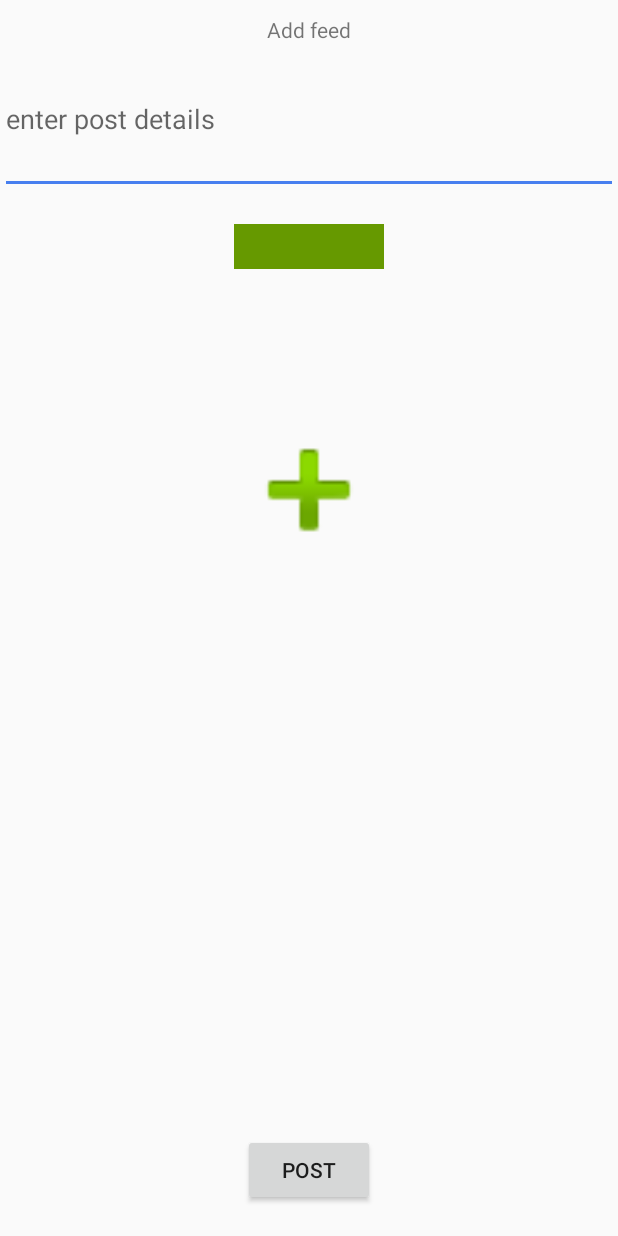
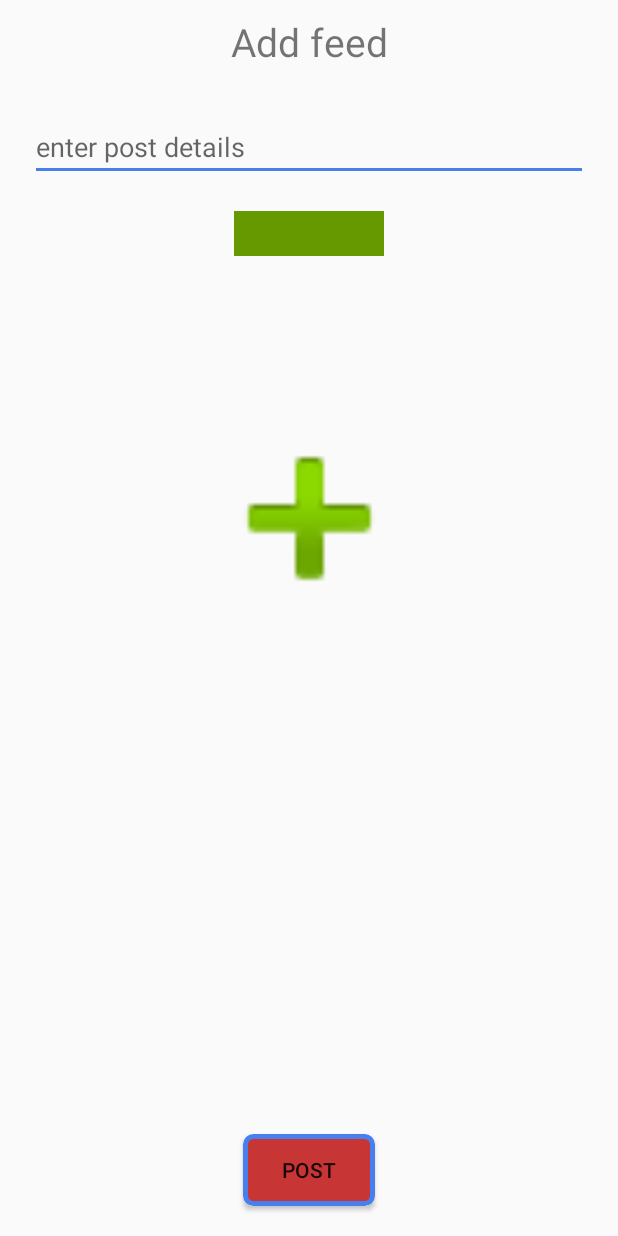
Before and after one commit to Almog-Cohen/Petbook, an Android app: the layout feed_add.xml on its own in the app's theme, with its tools: preview values and no code run, on a phone screen of 412 x 824 dp. Run offline under Robolectric (Android 15) with nearby library versions, the light colour scheme and no system bars.

Commit message:
galos 17/06

```diff
--- /dev/null
+++ b/app/src/main/res/drawable/custom_progress.xml
@@ -0,0 +1,48 @@
+<?xml version="1.0" encoding="utf-8"?>
+<layer-list xmlns:android="http://schemas.android.com/apk/res/android">
+    <item android:id="@android:id/progress"
+        android:top="16dp"
+        android:bottom="16dp">
+        <layer-list>
+            <item>
+                <rotate
+                    android:fromDegrees="45"
+                    android:pivotX="50%"
+                    android:pivotY="50%"
+                    android:toDegrees="405">
+                    <shape android:shape="rectangle">
+                        <size
+                            android:width="80dp"
+                            android:height="80dp" />
+                        <stroke
+                            android:width="5dp"
+                            android:color="@color/colorPrimaryDark" />
+                        <corners
+                            android:radius="5dp"/>
+                    </shape>
+                </rotate>
+            </item>
+
+            <item>
+                <rotate
+                    android:fromDegrees="0"
+                    android:pivotX="50%"
+                    android:pivotY="50%"
+                    android:toDegrees="540">
+                    <shape android:shape="rectangle">
+                        <size
+                            android:width="80dp"
+                            android:height="80dp" />
+                        <stroke
+                            android:width="6dp"
+                            android:color="@color/colorAccent" />
+                        <corners
+                            android:radius="5dp"/>
+                    </shape>
+                </rotate>
+            </item>
+
+
+        </layer-list>
+    </item>
+</layer-list>
--- a/app/src/main/res/layout/feed_add.xml
+++ b/app/src/main/res/layout/feed_add.xml
@@ -13,29 +13,22 @@
         android:layout_height="wrap_content"
         android:layout_marginTop="10dp"
         android:text="Add feed"
+        android:textSize="26sp"
         app:layout_constraintEnd_toEndOf="parent"
         app:layout_constraintStart_toStartOf="parent"
         app:layout_constraintTop_toTopOf="parent" />
 
     <EditText
+        android:id="@+id/etDetails"
         android:layout_width="match_parent"
-        android:layout_height="100dp"
+        android:layout_height="wrap_content"
+        android:layout_marginStart="20dp"
+        android:layout_marginTop="30dp"
+        android:layout_marginEnd="20dp"
         android:hint="enter post details"
         app:layout_constraintEnd_toEndOf="parent"
         app:layout_constraintStart_toStartOf="parent"
-        app:layout_constraintTop_toBottomOf="@+id/textView"
-        android:id="@+id/etDetails"/>
-
-
-    <ImageView
-        android:id="@+id/ivPhoto"
-        android:layout_width="match_parent"
-        android:layout_height="100dp"
-        android:layout_marginTop="97dp"
-        android:src="@android:drawable/ic_input_add"
-        app:layout_constraintEnd_toEndOf="parent"
-        app:layout_constraintStart_toStartOf="parent"
-        app:layout_constraintTop_toBottomOf="@+id/spnPet" />
+        app:layout_constraintTop_toBottomOf="@+id/textView" />
 
 
     <Spinner
@@ -48,27 +41,61 @@
         app:layout_constraintStart_toStartOf="parent"
         app:layout_constraintTop_toBottomOf="@+id/etDetails" />
 
-    <ProgressBar
-        android:id="@+id/progressBar"
-        style="?android:attr/progressBarStyle"
-        android:layout_width="wrap_content"
-        android:layout_height="wrap_content"
-        android:layout_marginBottom="20dp"
-        android:visibility="invisible"
-        app:layout_constraintBottom_toTopOf="@+id/btnPostFeed"
+    <ImageView
+        android:id="@+id/ivPhoto"
+        android:layout_width="150dp"
+        android:layout_height="150dp"
+        android:layout_marginStart="20dp"
+        android:layout_marginTop="100dp"
+        android:layout_marginEnd="20dp"
+        android:src="@android:drawable/ic_input_add"
         app:layout_constraintEnd_toEndOf="parent"
-        app:layout_constraintStart_toStartOf="parent" />
+        app:layout_constraintStart_toStartOf="parent"
+        app:layout_constraintTop_toBottomOf="@+id/spnPet" />
 
     <Button
         android:id="@+id/btnPostFeed"
         android:layout_width="wrap_content"
         android:layout_height="wrap_content"
         android:layout_marginBottom="20dp"
+        android:background="@drawable/button_shape_selector"
         android:text="Post"
         app:layout_constraintBottom_toBottomOf="parent"
         app:layout_constraintEnd_toEndOf="parent"
         app:layout_constraintStart_toStartOf="parent" />
 
+    <androidx.constraintlayout.widget.ConstraintLayout
+        android:id="@+id/postingLayout"
+        android:layout_width="match_parent"
+        android:layout_height="match_parent"
+        android:background="#4B484C4E"
+        android:visibility="gone"
+        app:layout_constraintBottom_toBottomOf="parent"
+        app:layout_constraintEnd_toEndOf="parent"
+        app:layout_constraintStart_toStartOf="parent"
+        app:layout_constraintTop_toTopOf="parent">
+
+        <ProgressBar
+            android:id="@+id/progressBar"
+            style="@style/MyProgressBarRectangle"
+            android:layout_width="120dp"
+            android:layout_height="120dp"
+            app:layout_constraintBottom_toBottomOf="parent"
+            app:layout_constraintEnd_toEndOf="parent"
+            app:layout_constraintStart_toStartOf="parent"
+            app:layout_constraintTop_toTopOf="parent" />
+
+        <TextView
+            android:id="@+id/textView2"
+            android:layout_width="wrap_content"
+            android:layout_height="wrap_content"
+            android:text="Posting..."
+            android:textSize="40sp"
+            app:layout_constraintBottom_toBottomOf="parent"
+            app:layout_constraintEnd_toEndOf="parent"
+            app:layout_constraintStart_toStartOf="parent"
+            app:layout_constraintTop_toBottomOf="@+id/progressBar" />
+    </androidx.constraintlayout.widget.ConstraintLayout>
 
 
 </androidx.constraintlayout.widget.ConstraintLayout>
--- a/app/src/main/res/layout/my_pets.xml
+++ b/app/src/main/res/layout/my_pets.xml
@@ -28,6 +28,7 @@
         android:id="@+id/btnLogout"
         android:layout_width="wrap_content"
         android:layout_height="wrap_content"
+        android:layout_marginTop="20dp"
         android:background="@drawable/button_shape_selector"
         android:text="Logout"
         android:textAllCaps="false"
@@ -38,6 +39,7 @@
         android:id="@+id/btnAddPet"
         android:layout_width="wrap_content"
         android:layout_height="wrap_content"
+        android:layout_marginTop="20dp"
         android:background="@drawable/button_shape_selector"
         android:text="add Pets"
         app:layout_constraintEnd_toEndOf="parent"
--- a/app/src/main/res/values/styles.xml
+++ b/app/src/main/res/values/styles.xml
@@ -7,4 +7,10 @@
         <item name="colorAccent">@color/colorAccent</item>
     </style>
 
+    <style name="MyProgressBarRectangle" parent="@style/Widget.AppCompat.ProgressBar">
+        <item name="android:indeterminateDrawable">@drawable/custom_progress</item>
+        <item name="android:minHeight">80dp</item>
+        <item name="android:minWidth">200dp</item>
+    </style>
+
 </resources>
```
Also changed, not shown: app/src/main/java/com/thegalos/petbook/Fragments/AddFeed.java (+70 -34 lines).
